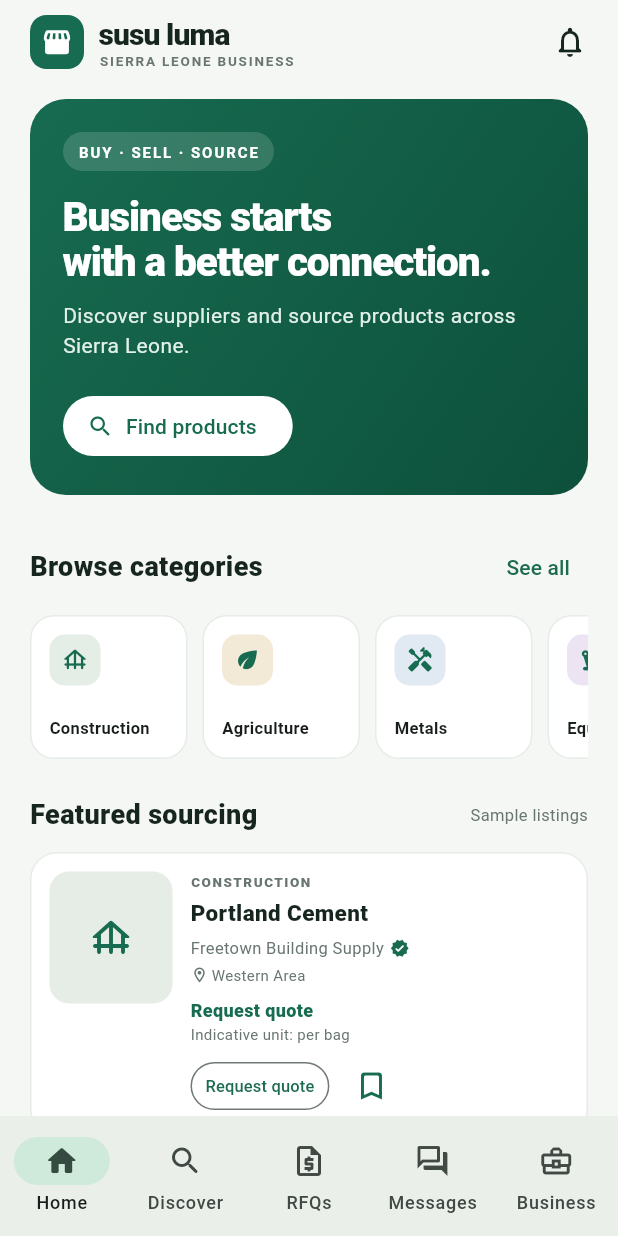
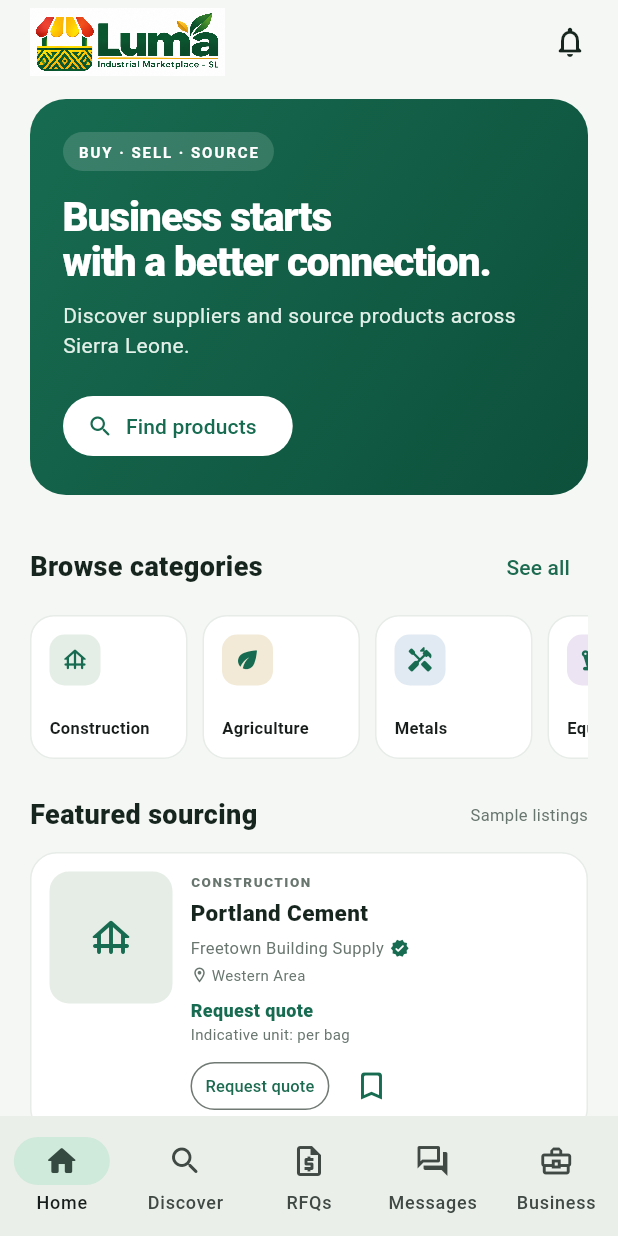
Before and after one commit to 23Market/Susu-Luma, a Flutter app: the screen it shows after launch, on a phone screen of 412 x 824 dp. Run offline on Flutter 3.47's test engine with Material 3 defaults, Android fonts, the phone set to English and light mode, and no system bars; our stand-ins replace flutter_secure_storage, supabase_flutter; missing offline and left inert: dart:js_interop; accounts and stored records are empty.

Commit message:
feat(branding): apply Luma identity across platforms

```diff
--- a/lib/auth/auth_page.dart
+++ b/lib/auth/auth_page.dart
@@ -5,6 +5,7 @@ import 'package:supabase_flutter/supabase_flutter.dart';
 import '../config/app_config.dart';
 import '../services/auth_api_client.dart';
 import '../services/captcha_client.dart';
+import '../widgets/luma_brand.dart';
 import 'mfa_page.dart';
 import 'password_policy.dart';
 import 'password_recovery_pages.dart';
@@ -157,7 +158,7 @@ class _AuthPageState extends State<AuthPage> {
                     child: Column(
                       crossAxisAlignment: CrossAxisAlignment.stretch,
                       children: [
-                        const Icon(Icons.storefront_rounded, size: 44),
+                        const LumaBrand(compact: true, height: 92),
                         const SizedBox(height: 18),
                         TextField(
                           controller: _emailController,
--- a/lib/main.dart
+++ b/lib/main.dart
@@ -11,6 +11,7 @@ import 'config/app_config.dart';
 import 'models/rfq_draft.dart';
 import 'services/backend_runtime.dart';
 import 'services/auth_api_client.dart';
+import 'widgets/luma_brand.dart';
 import 'widgets/rfq_composer.dart';
 
 Future<void> main() async {
@@ -34,7 +35,7 @@ class SusuLumaApp extends StatelessWidget {
 
   @override
   Widget build(BuildContext context) => MaterialApp(
-        title: 'Susu Luma',
+        title: 'Luma Industrial Marketplace',
         debugShowCheckedModeBanner: false,
         theme: ThemeData(
           useMaterial3: true,
@@ -157,29 +158,7 @@ class _MarketplaceShellState extends State<MarketplaceShell> {
     return Scaffold(
       appBar: AppBar(
         titleSpacing: 20,
-        title: Row(children: [
-          Container(
-              width: 36,
-              height: 36,
-              decoration: BoxDecoration(
-                  color: _green, borderRadius: BorderRadius.circular(11)),
-              child: const Icon(Icons.storefront_rounded,
-                  color: Colors.white, size: 21)),
-          const SizedBox(width: 10),
-          const Column(crossAxisAlignment: CrossAxisAlignment.start, children: [
-            Text('susu luma',
-                style: TextStyle(
-                    fontWeight: FontWeight.w800,
-                    fontSize: 20,
-                    letterSpacing: -0.6)),
-            Text('SIERRA LEONE BUSINESS',
-                style: TextStyle(
-                    fontSize: 9,
-                    letterSpacing: 1.2,
-                    color: _muted,
-                    fontWeight: FontWeight.w700))
-          ]),
-        ]),
+        title: const LumaBrand(height: 45),
         actions: [
           IconButton(
               tooltip: 'Notifications',
--- /dev/null
+++ b/lib/widgets/luma_brand.dart
@@ -0,0 +1,35 @@
+import 'package:flutter/material.dart';
+
+abstract final class LumaBrandAssets {
+  static const primary = 'assets/branding/luma-primary.png';
+  static const stall = 'assets/branding/luma-stall.png';
+}
+
+class LumaBrand extends StatelessWidget {
+  const LumaBrand({
+    super.key,
+    this.compact = false,
+    this.height = 48,
+    this.fit = BoxFit.contain,
+  });
+
+  final bool compact;
+  final double height;
+  final BoxFit fit;
+
+  @override
+  Widget build(BuildContext context) => Semantics(
+        label: compact
+            ? 'Luma marketplace emblem'
+            : 'Luma Industrial Marketplace Sierra Leone',
+        image: true,
+        child: ExcludeSemantics(
+          child: Image.asset(
+            compact ? LumaBrandAssets.stall : LumaBrandAssets.primary,
+            height: height,
+            fit: fit,
+            filterQuality: FilterQuality.high,
+          ),
+        ),
+      );
+}
--- a/pubspec.yaml
+++ b/pubspec.yaml
@@ -1,7 +1,7 @@
 name: susu_luma
 description: Sierra Leone B2B marketplace for buyers and suppliers.
 publish_to: 'none'
-version: 0.1.0+1
+version: 0.1.1+2
 environment:
   sdk: '>=3.4.0 <4.0.0'
 dependencies:
@@ -16,3 +16,6 @@ dev_dependencies:
   flutter_lints: ^5.0.0
 flutter:
   uses-material-design: true
+  assets:
+    - assets/branding/luma-primary.png
+    - assets/branding/luma-stall.png
```
Also changed, not shown: lib/admin/admin_dashboard.dart (+10 -18 lines), assets/branding/luma-primary.png (added), assets/branding/luma-stall.png (added), 31 other files.
